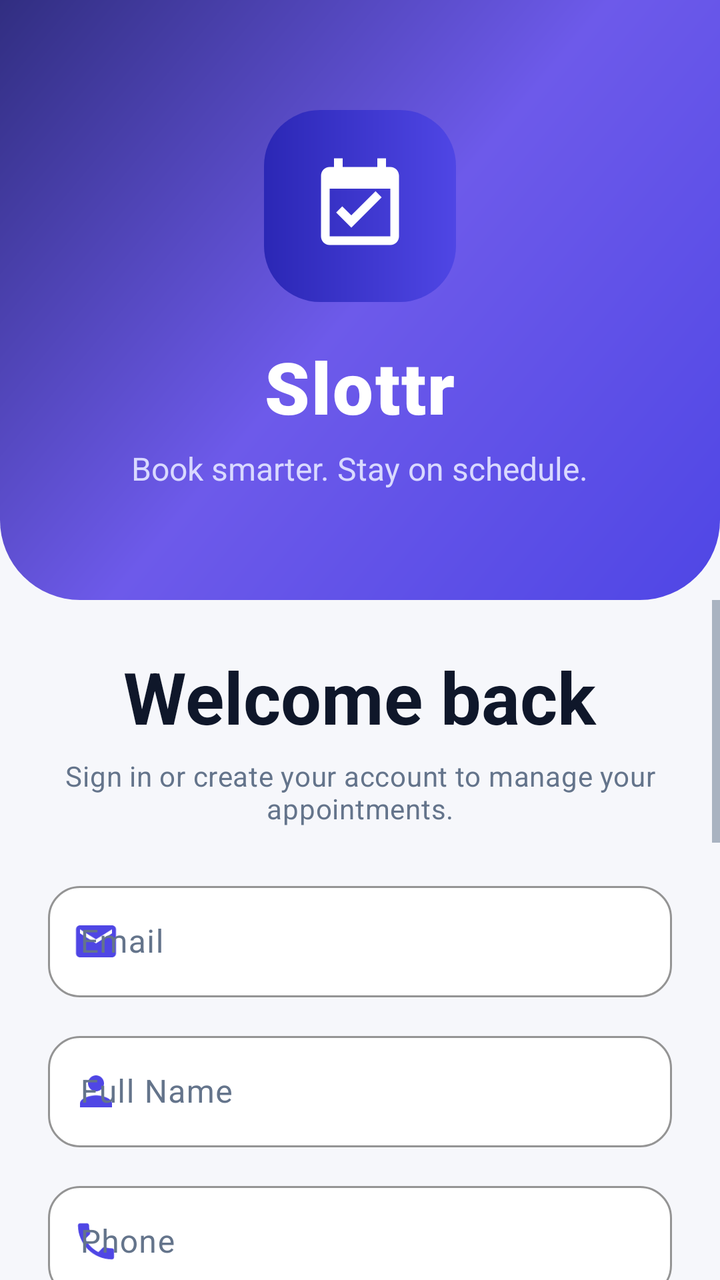
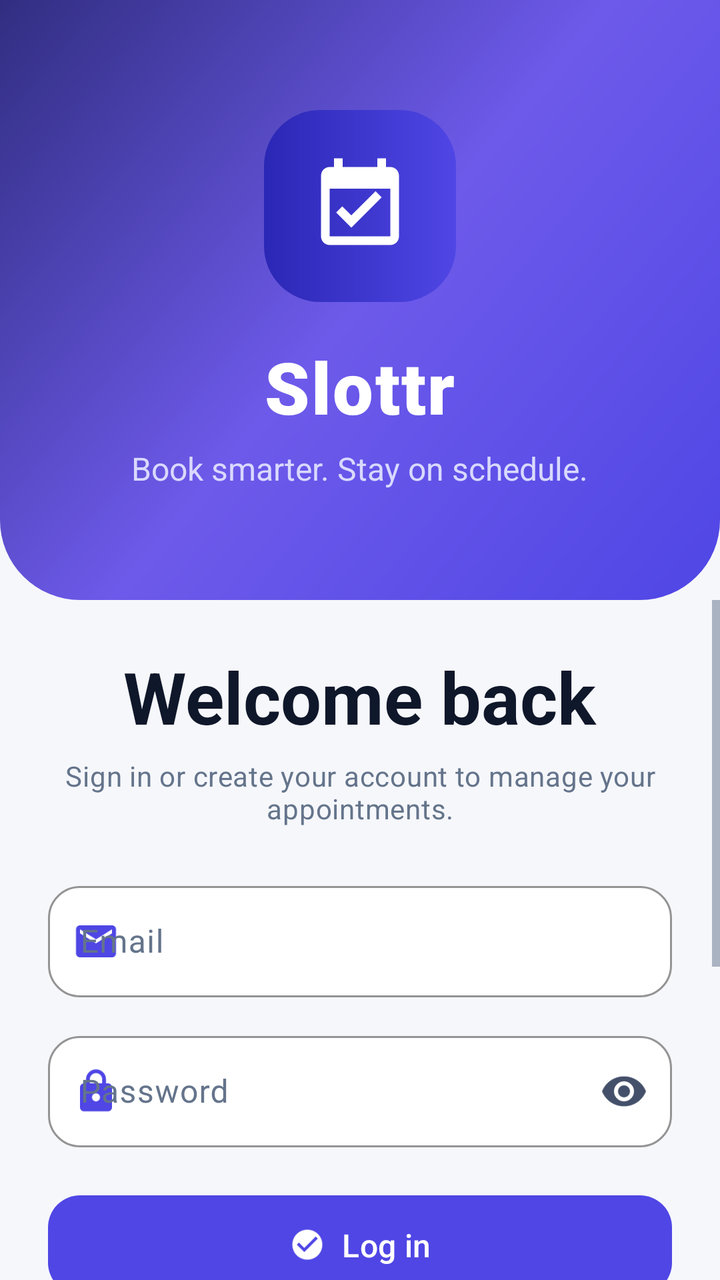

An Android layout rendered at two revisions. The XML below is the earlier revision; the diff shows what the commit changed to produce the second picture.
<!-- AndroidManifest.xml: application theme Theme.Slottr -->
<!-- res/layout/activity_login.xml -->
<?xml version="1.0" encoding="utf-8"?>
<LinearLayout xmlns:android="http://schemas.android.com/apk/res/android"
    xmlns:app="http://schemas.android.com/apk/res-auto"
    android:layout_width="match_parent"
    android:layout_height="match_parent"
    android:orientation="vertical"
    android:background="@color/background">

    <LinearLayout
        android:layout_width="match_parent"
        android:layout_height="300dp"
        android:background="@drawable/bg_login_hero"
        android:gravity="center"
        android:orientation="vertical"
        android:padding="24dp">

        <ImageView
            android:layout_width="96dp"
            android:layout_height="96dp"
            android:background="@drawable/bg_logo_badge"
            android:contentDescription="@string/app_name"
            android:padding="22dp"
            app:srcCompat="@drawable/ic_calendar_check"/>

        <TextView
            android:layout_width="wrap_content"
            android:layout_height="wrap_content"
            android:layout_marginTop="18dp"
            android:text="@string/app_name"
            android:textColor="#FFFFFF"
            android:textSize="36sp"
            android:textStyle="bold"
            android:fontFamily="sans-serif-black"
            android:letterSpacing="0.02"/>

        <TextView
            android:layout_width="wrap_content"
            android:layout_height="wrap_content"
            android:layout_marginTop="6dp"
            android:text="@string/app_tagline"
            android:textColor="#D9D9FF"
            android:textSize="16sp"/>
    </LinearLayout>

    <ScrollView
        android:layout_width="match_parent"
        android:layout_height="match_parent"
        android:fillViewport="true"
        android:clipToPadding="false"
        android:paddingBottom="100dp">

        <LinearLayout
            android:layout_width="match_parent"
            android:layout_height="wrap_content"
            android:orientation="vertical"
            android:padding="24dp"
            android:gravity="center_horizontal">

            <TextView
                android:id="@+id/tvLoginTitle"
                android:layout_width="wrap_content"
                android:layout_height="wrap_content"
                android:text="@string/welcome_back"
                android:textAppearance="@style/TextAppearance.Slottr.Display"
                android:textColor="@color/textPrimary"/>

            <TextView
                android:layout_width="wrap_content"
                android:layout_height="wrap_content"
                android:layout_marginTop="6dp"
                android:layout_marginBottom="24dp"
                android:text="@string/sign_in_continue"
                android:textAppearance="@style/TextAppearance.Slottr.BodySmall"
                android:gravity="center"/>

            <com.google.android.material.textfield.TextInputLayout
                android:id="@+id/tilEmail"
                style="@style/Widget.Slottr.TextInput"
                android:layout_width="match_parent"
                android:layout_height="wrap_content"
                android:hint="@string/email"
                android:layout_marginBottom="14dp"
                app:startIconDrawable="@drawable/ic_email"
                app:startIconTint="@color/primary"
                app:endIconMode="none">

                <com.google.android.material.textfield.TextInputEditText
                    android:id="@+id/etEmail"
                    android:layout_width="match_parent"
                    android:layout_height="wrap_content"
                    android:inputType="textEmailAddress"
                    android:importantForAutofill="no"/>
            </com.google.android.material.textfield.TextInputLayout>

            <com.google.android.material.textfield.TextInputLayout
                android:id="@+id/tilName"
                style="@style/Widget.Slottr.TextInput"
                android:layout_width="match_parent"
                android:layout_height="wrap_content"
                android:hint="@string/full_name"
                android:layout_marginBottom="14dp"
                app:startIconDrawable="@drawable/ic_person"
                app:startIconTint="@color/primary"
                app:endIconMode="none">

                <com.google.android.material.textfield.TextInputEditText
                    android:id="@+id/etName"
                    android:layout_width="match_parent"
                    android:layout_height="wrap_content"
                    android:inputType="textPersonName"
                    android:importantForAutofill="no"/>
            </com.google.android.material.textfield.TextInputLayout>

            <com.google.android.material.textfield.TextInputLayout
                android:id="@+id/tilPhone"
                style="@style/Widget.Slottr.TextInput"
                android:layout_width="match_parent"
                android:layout_height="wrap_content"
                android:hint="@string/phone"
                android:layout_marginBottom="14dp"
                app:startIconDrawable="@drawable/ic_phone"
                app:startIconTint="@color/primary"
                app:endIconMode="none">

                <com.google.android.material.textfield.TextInputEditText
                    android:id="@+id/etPhone"
                    android:layout_width="match_parent"
                    android:layout_height="wrap_content"
                    android:inputType="phone"
                    android:importantForAutofill="no"/>
            </com.google.android.material.textfield.TextInputLayout>

            <com.google.android.material.textfield.TextInputLayout
                android:id="@+id/tilPassword"
                style="@style/Widget.Slottr.TextInput"
                android:layout_width="match_parent"
                android:layout_height="wrap_content"
                android:hint="@string/password"
                android:layout_marginBottom="20dp"
                app:startIconDrawable="@drawable/ic_lock"
                app:startIconTint="@color/primary"
                app:endIconMode="password_toggle"
                app:passwordToggleTint="@color/textSecondary">

                <com.google.android.material.textfield.TextInputEditText
                    android:id="@+id/etPassword"
                    android:layout_width="match_parent"
                    android:layout_height="wrap_content"
                    android:inputType="textPassword"
                    android:importantForAutofill="no"/>
            </com.google.android.material.textfield.TextInputLayout>

            <RadioGroup
                android:id="@+id/rgRole"
                android:layout_width="match_parent"
                android:layout_height="wrap_content"
                android:orientation="horizontal"
                android:layout_marginBottom="22dp"
                android:background="@drawable/bg_role_container"
                android:padding="4dp">

                <RadioButton
                    android:id="@+id/rbUser"
                    android:layout_width="0dp"
                    android:layout_height="wrap_content"
                    android:layout_weight="1"
                    android:text="@string/role_user"
                    android:checked="true"
                    android:gravity="center"
                    android:button="@null"
                    android:background="@drawable/bg_role_selector"
                    android:padding="14dp"
                    android:textColor="@color/bg_role_text"/>

                <RadioButton
                    android:id="@+id/rbAdmin"
                    android:layout_width="0dp"
                    android:layout_height="wrap_content"
                    android:layout_weight="1"
                    android:text="@string/role_admin"
                    android:gravity="center"
                    android:button="@null"
                    android:background="@drawable/bg_role_selector"
                    android:padding="14dp"
                    android:textColor="@color/bg_role_text"/>
            </RadioGroup>

            <com.google.android.material.button.MaterialButton
                android:id="@+id/btnLogin"
                android:layout_width="match_parent"
                android:layout_height="wrap_content"
                android:text="@string/login"
                app:icon="@drawable/ic_login"
                app:iconGravity="textStart"
                android:layout_marginBottom="12dp"/>

            <com.google.android.material.button.MaterialButton
                android:id="@+id/btnRegister"
                style="@style/Widget.Slottr.Button.Outlined"
                android:layout_width="match_parent"
                android:layout_height="wrap_content"
                android:text="@string/register"
                app:icon="@drawable/ic_user_add"
                app:iconGravity="textStart"/>

        </LinearLayout>
    </ScrollView>
</LinearLayout>
<!-- resources referenced by this layout -->
<resources>
  <color name="background">#F6F7FB</color>
  <color name="primary">#4F46E5</color>
  <color name="textPrimary">#0F172A</color>
  <color name="textSecondary">#64748B</color>
  <!-- drawable bg_logo_badge (drawable) -->
  <?xml version="1.0" encoding="utf-8"?>
  <shape xmlns:android="http://schemas.android.com/apk/res/android">
      <gradient
          android:angle="0"
          android:startColor="#2B27B5"
          android:endColor="#4F46E5" />
      <corners android:radius="28dp" />
  </shape>
  <!-- drawable bg_role_container (drawable) -->
  <?xml version="1.0" encoding="utf-8"?>
  <shape xmlns:android="http://schemas.android.com/apk/res/android"
      android:shape="rectangle">
      <solid android:color="@color/surfaceVariant" />
      <corners android:radius="14dp" />
  </shape>
  <string name="app_name">Slottr</string>
  <string name="app_tagline">Book smarter. Stay on schedule.</string>
  <string name="email">Email</string>
  <string name="full_name">Full Name</string>
  <string name="login">Log in</string>
  <string name="password">Password</string>
  <string name="phone">Phone</string>
  <string name="register">Create account</string>
  <string name="role_admin">Admin</string>
  <string name="role_user">Client</string>
  <string name="sign_in_continue">Sign in or create your account to manage your appointments.</string>
  <string name="welcome_back">Welcome back</string>
  <style name="TextAppearance.Slottr.BodySmall" parent="TextAppearance.Material3.BodyMedium">
          <item name="android:textColor">@color/textSecondary</item>
      </style>
  <style name="TextAppearance.Slottr.Display" parent="TextAppearance.Material3.DisplaySmall">
          <item name="android:fontFamily">sans-serif-black</item>
          <item name="android:textStyle">bold</item>
          <item name="android:textColor">@color/textPrimary</item>
      </style>
  <style name="Theme.Slottr" parent="Base.Theme.Slottr" />
  <color name="surfaceVariant">#F1F3F9</color>
  <color name="surface">#FFFFFF</color>
  <color name="outlineVariant">#E4E7EF</color>
  <color name="onPrimary">#FFFFFF</color>
  <color name="primaryContainer">#E0E7FF</color>
  <color name="onPrimaryContainer">#1E1B4B</color>
  <color name="secondary">#0891B2</color>
  <color name="onSecondary">#FFFFFF</color>
  <color name="secondaryContainer">#CFFAFE</color>
  <color name="onSecondaryContainer">#164E63</color>
  <color name="tertiary">#7C3AED</color>
  <color name="onTertiary">#FFFFFF</color>
  <color name="tertiaryContainer">#EDE9FE</color>
  <color name="onTertiaryContainer">#312E81</color>
  <color name="onSurface">#0F172A</color>
  <color name="onSurfaceVariant">#44506A</color>
  <color name="outline">#C7CDD9</color>
  <color name="danger">#DC2626</color>
  <color name="dangerContainer">#FEE2E2</color>
  <color name="statusBar">#4F46E5</color>
  <style name="Shape.Slottr.Small" parent="ShapeAppearance.Material3.SmallComponent">
          <item name="cornerSize">12dp</item>
      </style>
  <style name="Shape.Slottr.Medium" parent="ShapeAppearance.Material3.MediumComponent">
          <item name="cornerSize">16dp</item>
      </style>
  <style name="Shape.Slottr.Large" parent="ShapeAppearance.Material3.LargeComponent">
          <item name="cornerSize">28dp</item>
      </style>
  <style name="Widget.Slottr.Fab" parent="Widget.Material3.FloatingActionButton.Primary">
          <item name="android:backgroundTint">@color/primary</item>
          <item name="tint">@color/onPrimary</item>
      </style>
  <style name="Widget.Slottr.BottomNav" parent="Widget.Material3.BottomNavigationView">
          <item name="itemActiveIndicatorStyle">@style/Widget.Slottr.NavIndicator</item>
      </style>
  <style name="Widget.Slottr.NavIndicator" parent="Widget.Material3.BottomNavigationView.ActiveIndicator">
          <item name="android:color">@color/primaryContainer</item>
      </style>
  <!-- unchanged entries left out for length: 15 -->
</resources>

<!-- the commit's change to res/layout/activity_login.xml (unified diff, before → after) -->
@@ -69,6 +69,7 @@
                 android:layout_height="wrap_content"
                 android:layout_marginTop="6dp"
                 android:layout_marginBottom="24dp"
+                android:id="@+id/tvLoginSubtitle"
                 android:text="@string/sign_in_continue"
                 android:textAppearance="@style/TextAppearance.Slottr.BodySmall"
                 android:gravity="center"/>
@@ -99,6 +100,7 @@
                 android:layout_height="wrap_content"
                 android:hint="@string/full_name"
                 android:layout_marginBottom="14dp"
+                android:visibility="gone"
                 app:startIconDrawable="@drawable/ic_person"
                 app:startIconTint="@color/primary"
                 app:endIconMode="none">
@@ -118,6 +120,7 @@
                 android:layout_height="wrap_content"
                 android:hint="@string/phone"
                 android:layout_marginBottom="14dp"
+                android:visibility="gone"
                 app:startIconDrawable="@drawable/ic_phone"
                 app:startIconTint="@color/primary"
                 app:endIconMode="none">
@@ -156,6 +159,7 @@
                 android:layout_height="wrap_content"
                 android:orientation="horizontal"
                 android:layout_marginBottom="22dp"
+                android:visibility="gone"
                 android:background="@drawable/bg_role_container"
                 android:padding="4dp">
 
